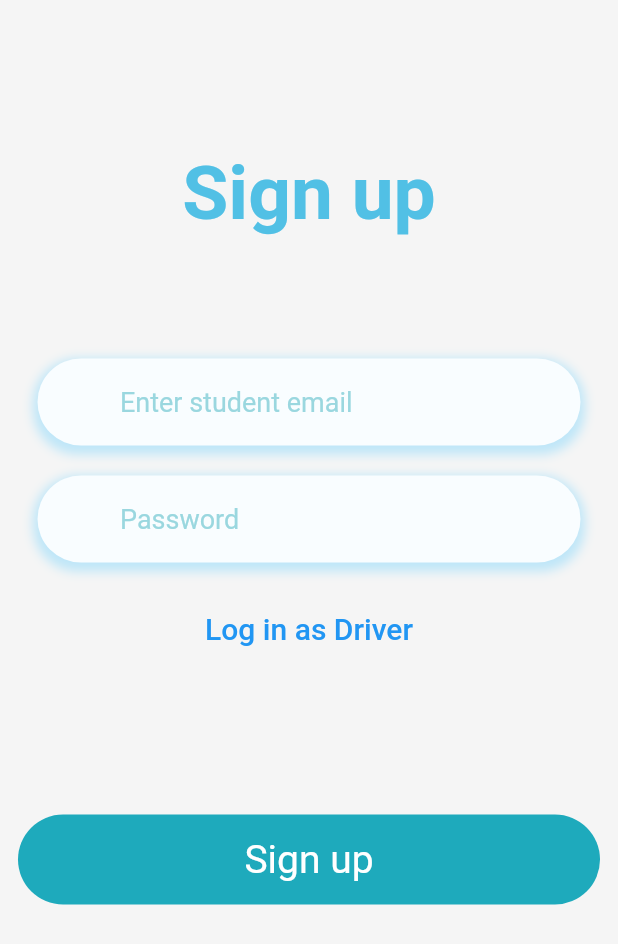
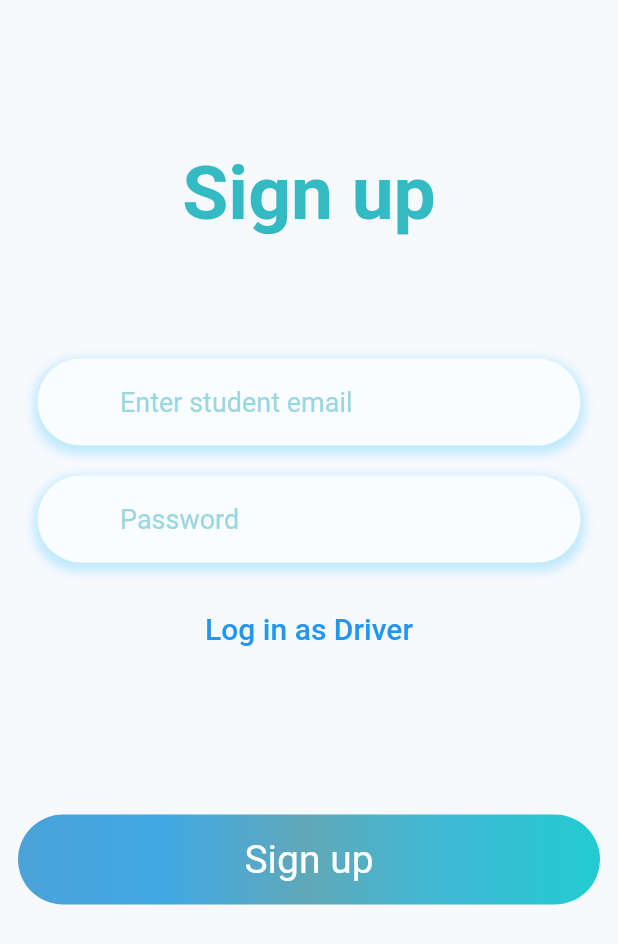
Before and after one commit to top2429/Bus-Tracking-System, a Flutter app: the screen it shows after launch, on a phone screen of 412 x 824 dp. Shown: the top 944 px of the screen. Run offline on Flutter 3.47's test engine with Material 2 defaults, Android fonts, the phone set to English and light mode, and no system bars; our stand-ins replace cloud_firestore, firebase_auth, firebase_core, flutter_map, geolocator, latlong2 and 1 more; accounts and stored records are empty; Roboto replaces fonts that are missing (Avenir).

Commit message:
MADE FINAL CHANGES

```diff
--- a/src/bus_tracking_system/lib/componentes/MyButton.dart
+++ b/src/bus_tracking_system/lib/componentes/MyButton.dart
@@ -1,33 +1,47 @@
-// ignore: file_names
 import 'package:flutter/material.dart';
 
 class MyButton extends StatelessWidget {
   final String label;
-  // final VoidCallback onPressed;
   final Function()? onTab;
 
-  const MyButton(
-      {Key? key,
-      required this.label,
-      required this.onTab}) //required this.onTab})
-      : super(key: key);
+  const MyButton({
+    Key? key,
+    required this.label,
+    required this.onTab,
+  }) : super(key: key);
 
   @override
   Widget build(BuildContext context) {
     return Container(
-      // onTab: onTab,
-
       padding: const EdgeInsets.all(15),
       margin: const EdgeInsets.symmetric(horizontal: 12.0),
       decoration: BoxDecoration(
-        color: const Color.fromARGB(255, 30, 170, 188),
+        gradient: LinearGradient(
+          colors: [
+            //
+
+            //
+            Color.fromARGB(255, 74, 162, 216),
+
+            Color.fromARGB(255, 65, 169, 228),
+            Color.fromARGB(255, 96, 168, 184),
+
+            // Color.fromARGB(210, 74, 187, 224),
+            Color.fromARGB(229, 41, 180, 211),
+
+            // Color(0xFF38B1D0),
+
+            Color(0xFF22CCD1),
+          ],
+          begin: Alignment.centerLeft,
+          end: Alignment.centerRight,
+        ),
         borderRadius: BorderRadius.circular(30),
       ),
       child: InkWell(
         onTap: onTab,
-
-        //to make it tabable
-
+        borderRadius: BorderRadius.circular(
+            30), // Ensure ripple effect matches the button shape
         child: Center(
           child: Text(
             label,
--- a/src/bus_tracking_system/lib/screen/ui.dart
+++ b/src/bus_tracking_system/lib/screen/ui.dart
@@ -55,7 +55,7 @@ class _UIState extends State<UI> {
   Widget build(BuildContext context) {
     return Scaffold(
       //backgroundColor: Color(0xFFF8F8F8),
-      backgroundColor: Color(0xFFF5F5F5),
+      backgroundColor: Color(0xFFF8F9FD),
       //backgroundColor: Color.fromARGB(255, 224, 224, 244),
 
       // backgroundColor: Color(0xFFE8F5E9),
@@ -65,7 +65,7 @@ class _UIState extends State<UI> {
           Text(
             'Sign up',
             style: TextStyle(
-              color: Color.fromARGB(235, 67, 187, 228),
+              color: Color(0xFF34BAC3),
               fontFamily: 'Avenir',
               fontStyle: FontStyle.normal,
               fontWeight: FontWeight.bold,
```
